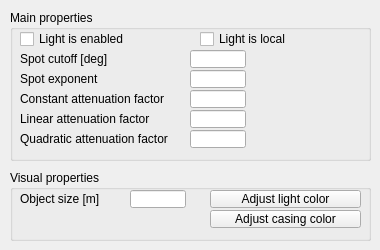
CoppeliaRobotics/coppeliaSimLib, file ui/qdlglights.ui: the form before one commit.
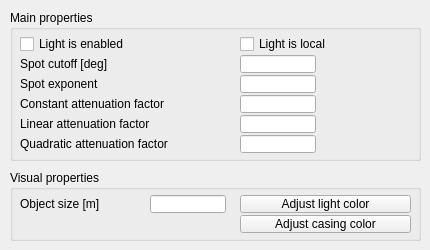
The form after the commit.

Diff of the .ui file:
```diff
--- a/ui/qdlglights.ui
+++ b/ui/qdlglights.ui
@@ -6,7 +6,7 @@
    <rect>
     <x>0</x>
     <y>0</y>
-    <width>380</width>
+    <width>430</width>
     <height>250</height>
    </rect>
   </property>
@@ -21,7 +21,7 @@
     <rect>
      <x>10</x>
      <y>10</y>
-     <width>361</width>
+     <width>411</width>
      <height>151</height>
     </rect>
    </property>
@@ -35,8 +35,8 @@
     <property name="geometry">
      <rect>
       <x>10</x>
-      <y>20</y>
-      <width>171</width>
+      <y>25</y>
+      <width>201</width>
       <height>18</height>
      </rect>
     </property>
@@ -50,8 +50,8 @@
    <widget class="QCheckBox" name="qqLocal">
     <property name="geometry">
      <rect>
-      <x>190</x>
-      <y>20</y>
+      <x>230</x>
+      <y>25</y>
       <width>171</width>
       <height>18</height>
      </rect>
@@ -67,7 +67,7 @@
     <property name="geometry">
      <rect>
       <x>10</x>
-      <y>60</y>
+      <y>65</y>
       <width>171</width>
       <height>18</height>
      </rect>
@@ -79,9 +79,9 @@
    <widget class="QLineEdit" name="qqSpotExponent">
     <property name="geometry">
      <rect>
-      <x>180</x>
-      <y>60</y>
-      <width>56</width>
+      <x>230</x>
+      <y>65</y>
+      <width>76</width>
       <height>18</height>
      </rect>
     </property>
@@ -89,9 +89,9 @@
    <widget class="QLineEdit" name="qqConstantFactor">
     <property name="geometry">
      <rect>
-      <x>180</x>
-      <y>80</y>
-      <width>56</width>
+      <x>230</x>
+      <y>85</y>
+      <width>76</width>
       <height>18</height>
      </rect>
     </property>
@@ -100,8 +100,8 @@
     <property name="geometry">
      <rect>
       <x>10</x>
-      <y>80</y>
-      <width>171</width>
+      <y>85</y>
+      <width>221</width>
       <height>18</height>
      </rect>
     </property>
@@ -113,8 +113,8 @@
     <property name="geometry">
      <rect>
       <x>10</x>
-      <y>100</y>
-      <width>171</width>
+      <y>105</y>
+      <width>221</width>
       <height>18</height>
      </rect>
     </property>
@@ -125,9 +125,9 @@
    <widget class="QLineEdit" name="qqLinearFactor">
     <property name="geometry">
      <rect>
-      <x>180</x>
-      <y>100</y>
-      <width>56</width>
+      <x>230</x>
+      <y>105</y>
+      <width>76</width>
       <height>18</height>
      </rect>
     </property>
@@ -136,8 +136,8 @@
     <property name="geometry">
      <rect>
       <x>10</x>
-      <y>120</y>
-      <width>171</width>
+      <y>125</y>
+      <width>221</width>
       <height>18</height>
      </rect>
     </property>
@@ -148,9 +148,9 @@
    <widget class="QLineEdit" name="qqQuadraticFactor">
     <property name="geometry">
      <rect>
-      <x>180</x>
-      <y>120</y>
-      <width>56</width>
+      <x>230</x>
+      <y>125</y>
+      <width>76</width>
       <height>18</height>
      </rect>
     </property>
@@ -158,9 +158,9 @@
    <widget class="QLineEdit" name="qqSpotCutoff">
     <property name="geometry">
      <rect>
-      <x>180</x>
-      <y>40</y>
-      <width>56</width>
+      <x>230</x>
+      <y>45</y>
+      <width>76</width>
       <height>18</height>
      </rect>
     </property>
@@ -169,8 +169,8 @@
     <property name="geometry">
      <rect>
       <x>10</x>
-      <y>40</y>
-      <width>171</width>
+      <y>45</y>
+      <width>201</width>
       <height>18</height>
      </rect>
     </property>
@@ -184,7 +184,7 @@
     <rect>
      <x>10</x>
      <y>170</y>
-     <width>361</width>
+     <width>411</width>
      <height>71</height>
     </rect>
    </property>
@@ -197,9 +197,9 @@
    <widget class="QToolButton" name="qqLightColor">
     <property name="geometry">
      <rect>
-      <x>200</x>
-      <y>20</y>
-      <width>151</width>
+      <x>230</x>
+      <y>25</y>
+      <width>171</width>
       <height>18</height>
      </rect>
     </property>
@@ -213,9 +213,9 @@
    <widget class="QToolButton" name="qqCasingColor">
     <property name="geometry">
      <rect>
-      <x>200</x>
-      <y>40</y>
-      <width>151</width>
+      <x>230</x>
+      <y>45</y>
+      <width>171</width>
       <height>18</height>
      </rect>
     </property>
@@ -229,9 +229,9 @@
    <widget class="QLineEdit" name="qqSize">
     <property name="geometry">
      <rect>
-      <x>120</x>
-      <y>20</y>
-      <width>56</width>
+      <x>140</x>
+      <y>25</y>
+      <width>76</width>
       <height>18</height>
      </rect>
     </property>
@@ -240,8 +240,8 @@
     <property name="geometry">
      <rect>
       <x>10</x>
-      <y>20</y>
-      <width>111</width>
+      <y>25</y>
+      <width>131</width>
       <height>18</height>
      </rect>
     </property>
```
